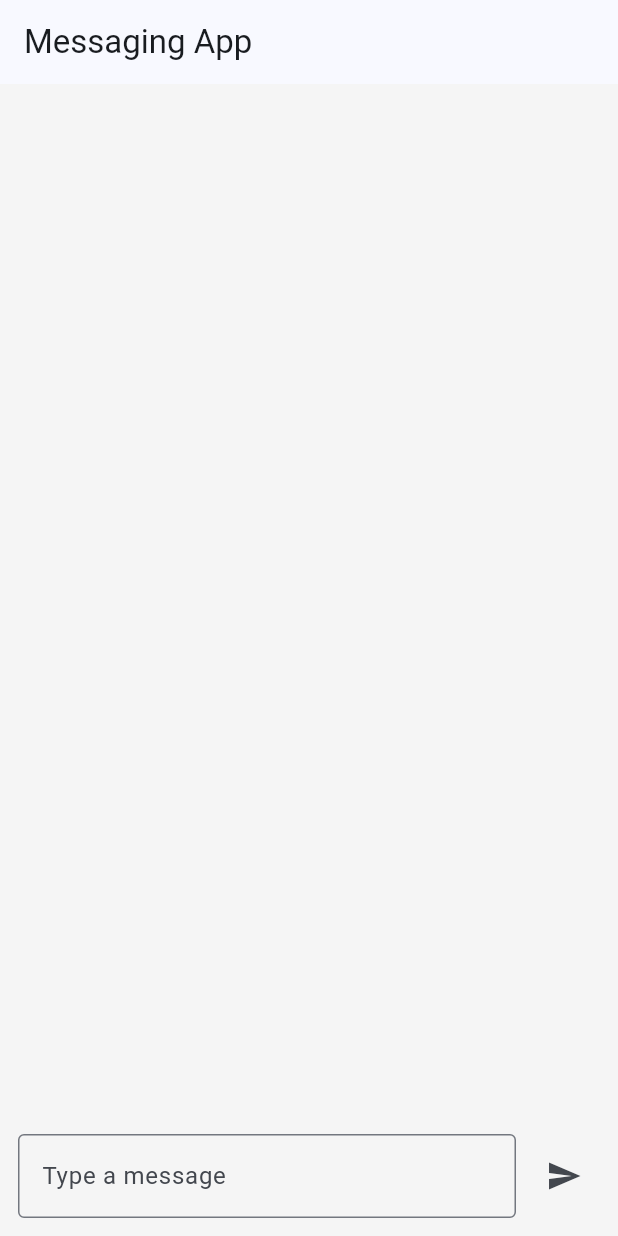
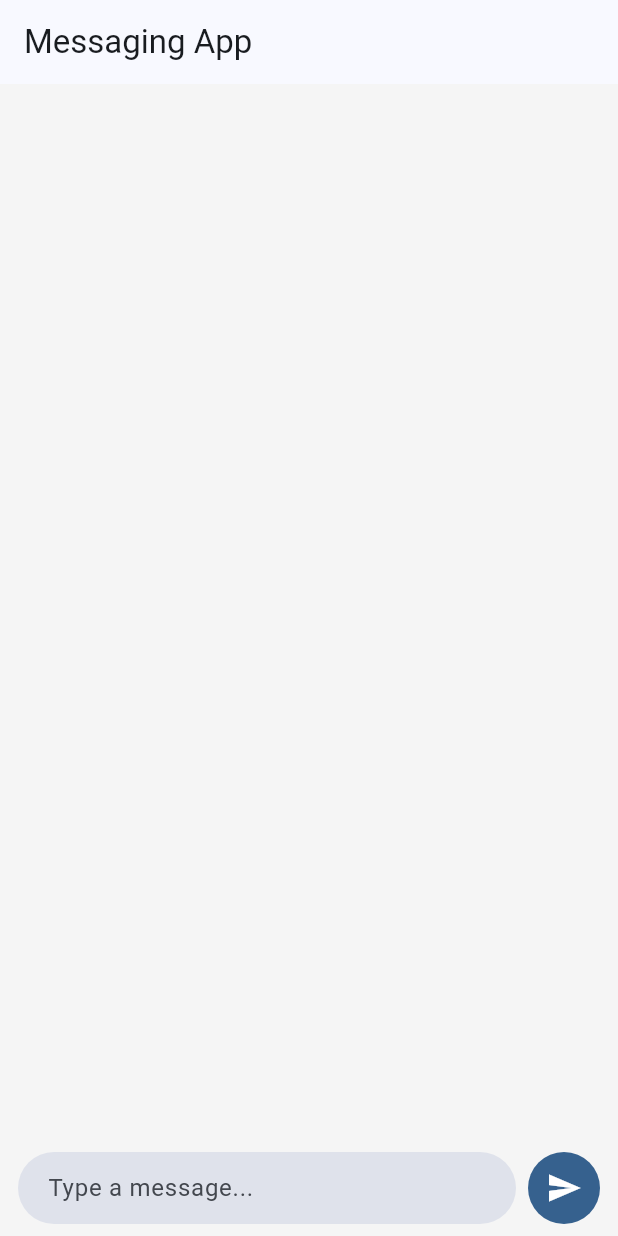
Before and after one commit to Rachit2030/Coding-Assessment, a Flutter app: the screen it shows after launch, on a phone screen of 412 x 824 dp. Run offline on Flutter 3.47's test engine with Material 3 defaults, Android fonts, the phone set to English and light mode, and no system bars; our stand-ins replace flutter_bloc.

Commit message:
UI Improvements for chat text field

```diff
--- a/messaging_app/lib/Model/message_model.dart
+++ b/messaging_app/lib/Model/message_model.dart
@@ -15,7 +15,7 @@ class MessageModel {
     required this.isMe,
     required this.timestamp,
     this.messageType = MessageType.text,
-    this.senderName,
     this.isRead = false,
+    this.senderName
   });
 }
--- a/messaging_app/lib/View/chat_bubble.dart
+++ b/messaging_app/lib/View/chat_bubble.dart
@@ -73,8 +73,7 @@ class ChatBubble extends StatelessWidget {
           fit: BoxFit.cover,
         );
       case MessageType.text:
-      default:
-        return Text(
+      return Text(
           message.text,
           style: TextStyle(
             color: message.isMe ? Colors.white : Colors.black,
--- a/messaging_app/lib/View/chat_page.dart
+++ b/messaging_app/lib/View/chat_page.dart
@@ -52,33 +52,83 @@ class _ChatPageState extends State<ChatPage> {
     );
   }
 
+  // Widget _inputBar(BuildContext context) {
+  //   return Padding(
+  //     padding: const EdgeInsets.all(12),
+  //     child: Row(
+  //       children: [
+  //         Expanded(
+  //           child: TextField(
+  //             controller: _controller,
+  //             decoration: const InputDecoration(
+  //               border: OutlineInputBorder(),
+  //               hintText: "Type a message",
+  //             ),
+  //           ),
+  //         ),
+  //         const SizedBox(width: 8),
+  //         IconButton(
+  //           icon: const Icon(Icons.send),
+  //           onPressed: () {
+  //             final text = _controller.text.trim();
+  //             if (text.isNotEmpty) {
+  //               context.read<ChatCubit>().sendMessage(text);
+  //               _controller.clear();
+  //             }
+  //           },
+  //         ),
+  //       ],
+  //     ),
+  //   );
+  // }
+
   Widget _inputBar(BuildContext context) {
   return Padding(
-      padding: const EdgeInsets.all(12),
+    padding: const EdgeInsets.symmetric(horizontal: 12, vertical: 8),
     child: Row(
       children: [
         Expanded(
           child: TextField(
             controller: _controller,
-              decoration: const InputDecoration(
-                border: OutlineInputBorder(),
-                hintText: "Type a message",
+            decoration: InputDecoration(
+              hintText: "Type a message...",
+              filled: true,
+              fillColor: Theme.of(context).colorScheme.surfaceVariant,
+              contentPadding:
+                  const EdgeInsets.symmetric(horizontal: 16, vertical: 12),
+              border: OutlineInputBorder(
+                borderRadius: BorderRadius.circular(24),
+                borderSide: BorderSide.none,
+              ),
             ),
           ),
         ),
         const SizedBox(width: 8),
-          IconButton(
-            icon: const Icon(Icons.send),
-            onPressed: () {
+        Material(
+          color: Theme.of(context).colorScheme.primary,
+          borderRadius: BorderRadius.circular(24),
+          child: InkWell(
+            borderRadius: BorderRadius.circular(24),
+            onTap: () {
               final text = _controller.text.trim();
               if (text.isNotEmpty) {
                 context.read<ChatCubit>().sendMessage(text);
                 _controller.clear();
               }
             },
+            child: const Padding(
+              padding: EdgeInsets.all(12),
+              child: Icon(
+                Icons.send,
+                color: Colors.white,
+                size: 24,
+              ),
+            ),
+          ),
         ),
       ],
     ),
   );
 }
+
 }
```
Lines whose indentation alone changed are shown as unchanged.
